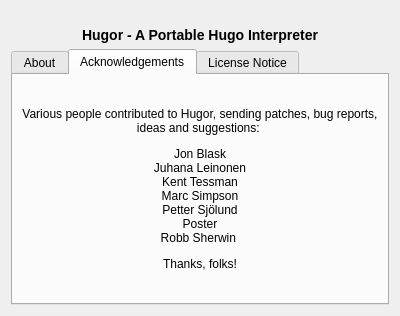
This is src/aboutdialog.ui in realnc/hugor as Qt 5 draws it before an edit. The edited form follows.
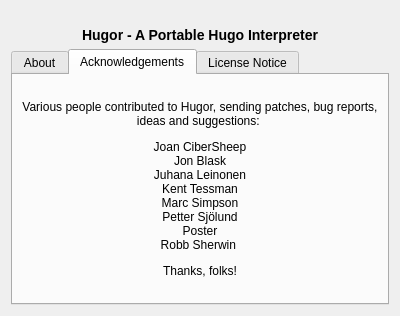
This is the edited form. The open tabs and pages were chosen to show the change. Icons and pictures are not drawn.

Commit message: Update "about" dialog credits and contact info

The edit to the form file:
```diff
--- a/src/aboutdialog.ui
+++ b/src/aboutdialog.ui
@@ -87,6 +87,7 @@
           <string>&lt;p&gt;Various people contributed to Hugor, sending patches, bug reports, ideas and suggestions:&lt;/p&gt;
 
 &lt;p&gt;
+Joan CiberSheep&lt;br&gt;
 Jon Blask&lt;br&gt;
 Juhana Leinonen&lt;br&gt;
 Kent Tessman&lt;br&gt;
```
The commit also changes 1 other file.
